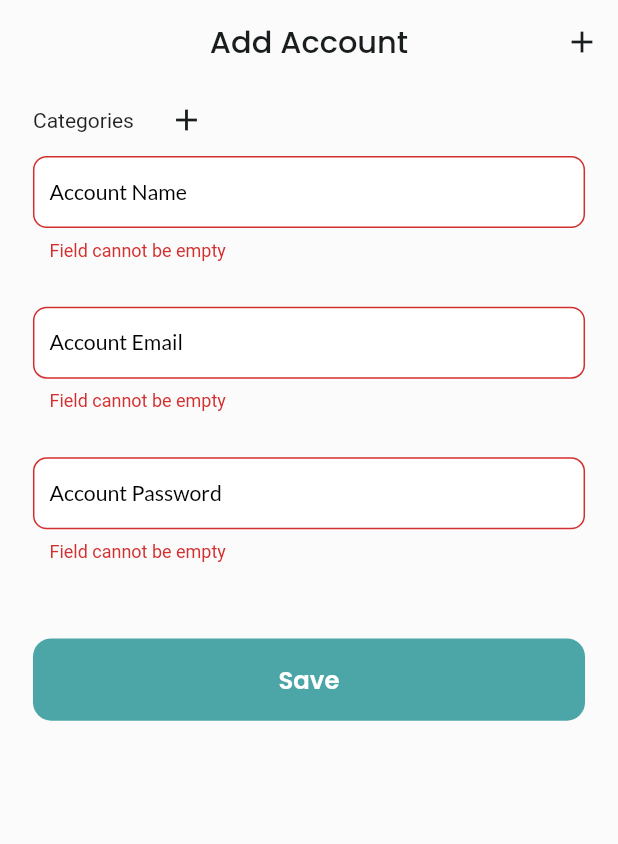
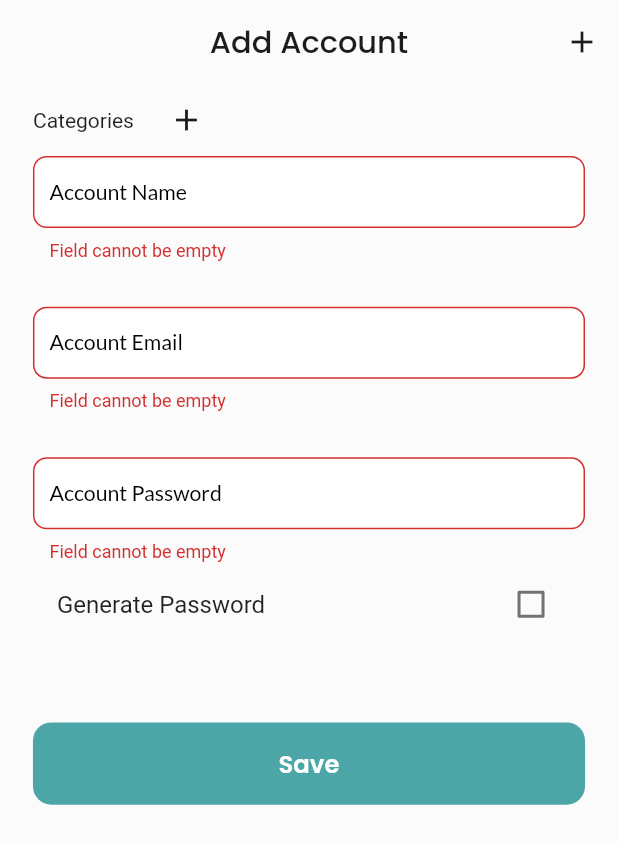
Before and after one commit to toogood208/passify, a Flutter app: the screen it shows after launch, after a tap on "Save", on a phone screen of 412 x 824 dp. Shown: the top 844 px of the screen. Run offline on Flutter 3.47's test engine with Material 2 defaults, Android fonts, the phone set to English and light mode, and no system bars; our stand-ins replace flutter_riverpod, flutter_screenutil, google_fonts, isar, logger; missing offline and left inert: encrypt; accounts and stored records are empty; generated files the repository leaves out were written again.

Commit message:
implement generate password

```diff
--- a/lib/ui/views/add_password/add_password.dart
+++ b/lib/ui/views/add_password/add_password.dart
@@ -193,6 +193,7 @@ class _AddNewPasswordState extends ConsumerState<AddNewPassword> {
                 height: 30.h,
               ),
               TextFormField(
+                controller: pinController,
                 validator: (value) {
                   if (value == null || value.isEmpty) {
                     return 'Field cannot be empty';
@@ -204,7 +205,6 @@ class _AddNewPasswordState extends ConsumerState<AddNewPassword> {
                   fontWeight: FontWeight.w500,
                   color: const Color.fromRGBO(26, 29, 30, 1),
                 ),
-                controller: pinController,
                 focusNode: pinFocus,
                 decoration: InputDecoration(
                     focusedBorder: OutlineInputBorder(
@@ -227,13 +227,25 @@ class _AddNewPasswordState extends ConsumerState<AddNewPassword> {
                             ? const Color.fromRGBO(76, 166, 168, 1)
                             : Colors.black)),
               ),
+              CheckboxListTile(
+                activeColor:const Color.fromRGBO(76, 166, 168, 1) ,
+                title: const Text("Generate Password"),
+                  value: models.checkBoxValue,
+                  onChanged: (bool? val) {
+                    models.generatePassword();
+                    if (models.checkBoxValue == true) {
+                      pinController.text = models.generatedPassword;
+                    }
+                  }),
               SizedBox(
                 height: 50.h,
               ),
               InkWell(
                 onTap: () {
                   final model = ref.read(passwordProvider);
-                  if(_formKey.currentState!.validate()){
+
+                  if (_formKey.currentState!.validate()) {
+                    models.generatedPassword;
                     model.addPassword(Password()
                       ..pin = pinController.text
                       ..name = nameController.text
@@ -241,9 +253,9 @@ class _AddNewPasswordState extends ConsumerState<AddNewPassword> {
                       ..createdTime = DateTime.now()
                       ..obscure = true
                       ..category.value = models.dropdownValue);
+                    //Navigator.pop(context);
 
                   }
-
                 },
                 child: Ink(
                   width: 335.w,
--- a/pubspec.yaml
+++ b/pubspec.yaml
@@ -20,6 +20,7 @@ dependencies:
   path_provider: ^2.0.1
   google_fonts: ^4.0.3
   flutter_screenutil: ^5.7.0
+  random_password_generator: ^0.2.1
 
 dev_dependencies:
   flutter_test:
```
Also changed, not shown: lib/ui/views/home_view/home_view_model.dart (+24 -0 lines), pubspec.lock. Lines whose indentation alone changed are shown as unchanged.
